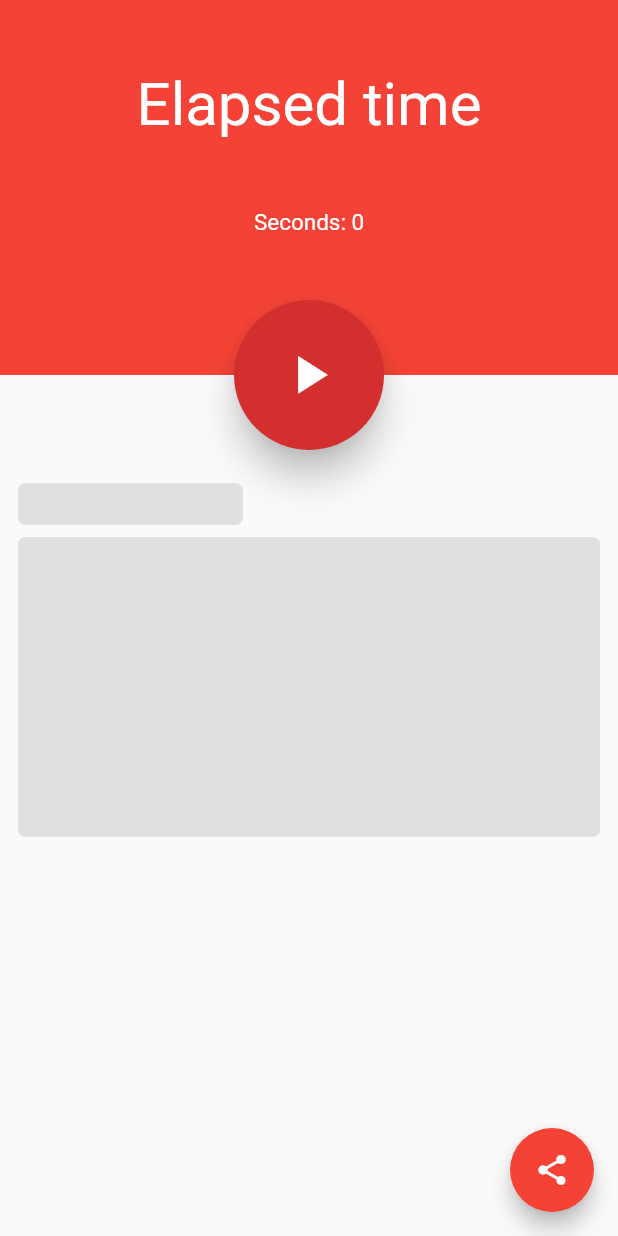
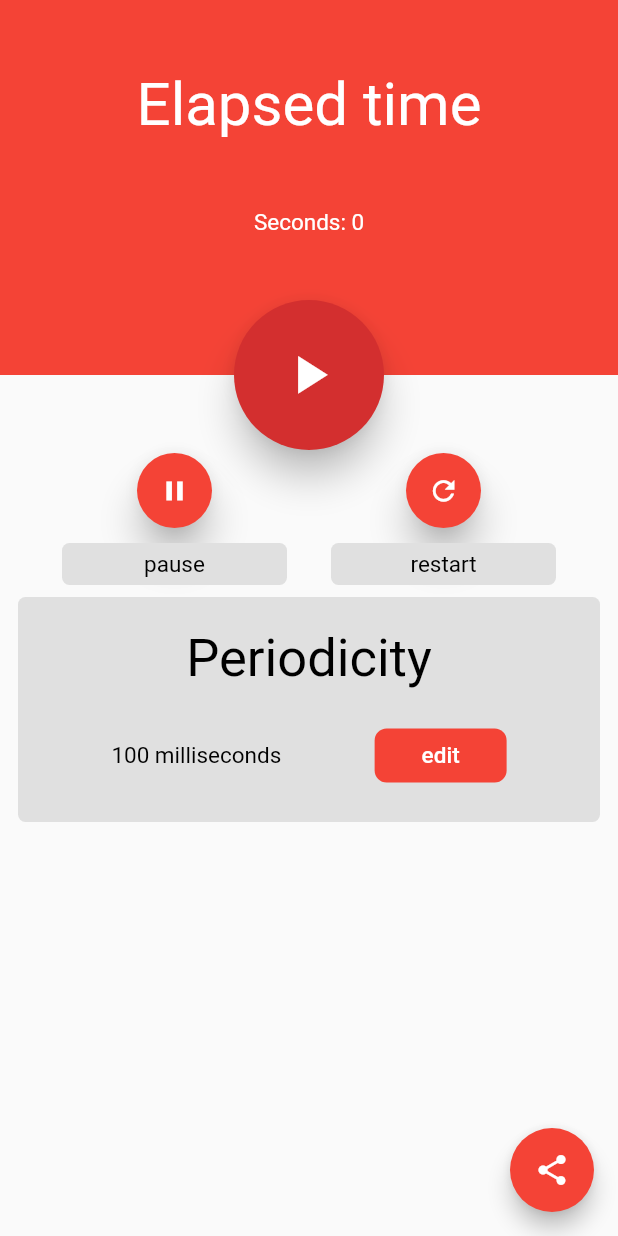
Before and after one commit to Youngermaster/Accelerometer, a Flutter app: the screen it shows after launch, on a phone screen of 412 x 824 dp. Run offline on Flutter 3.47's test engine with Material 2 defaults, Android fonts, the phone set to English and light mode, and no system bars; our stand-ins replace flushbar, sensors; missing offline and left inert: flutter_email_sender.

Commit message:
First iteration finished

```diff
--- a/lib/main.dart
+++ b/lib/main.dart
@@ -1,7 +1,5 @@
 import 'package:accelerometer/pages/home/home_page_animator.dart';
 import 'package:flutter/material.dart';
-import 'package:accelerometer/views/index.dart';
-import 'package:accelerometer/models/storage.dart';
 
 void main() {
   runApp(
@@ -10,7 +8,6 @@ void main() {
       theme: ThemeData(
         primarySwatch: Colors.red,
       ),
-      // home: Index(storage: Storage(), title: 'ACCELEROMETER'),
       home: HomePageAnimator(),
     ),
   );
--- a/lib/pages/home/home_page.dart
+++ b/lib/pages/home/home_page.dart
@@ -1,16 +1,21 @@
 import 'dart:async';
 
+import 'package:flushbar/flushbar.dart';
+import 'package:sensors/sensors.dart';
 import 'package:flutter/material.dart';
+import 'package:flutter/foundation.dart';
+import 'package:accelerometer/models/storage.dart';
+import 'package:flutter_email_sender/flutter_email_sender.dart';
 import 'package:accelerometer/pages/home/home_page_enter_animation.dart';
-import 'package:flutter_email_sender/flutter_email_sender.dart';
-import 'package:sensors/sensors.dart';
 
 class HomePage extends StatefulWidget {
   final HomePageEnterAnimation animation;
+  final Storage storage;
 
   HomePage({
     Key key,
     @required AnimationController controller,
+    @required this.storage,
   })  : animation = HomePageEnterAnimation(controller),
         super(key: key);
 
@@ -20,7 +25,6 @@ class HomePage extends StatefulWidget {
 
 class _HomePageState extends State<HomePage> {
   HomePageEnterAnimation animation;
-  int _counter = 0;
   _HomePageState(this.animation);
   int peridiocity;
   bool isRunning;
@@ -31,7 +35,7 @@ class _HomePageState extends State<HomePage> {
   var stopwatch;
 
   final Email _email = Email(
-    body: 'Accelerometer data',
+    body: 'In this mail I attach the Accelerometer data',
     subject: 'Accelerometer data',
     recipients: [''],
     cc: [''],
@@ -47,7 +51,7 @@ class _HomePageState extends State<HomePage> {
     setState(() {
       isRunning = false;
       stopwatch = new Stopwatch();
-      peridiocity = 1;
+      peridiocity = 100;
     });
   }
 
@@ -65,10 +69,25 @@ class _HomePageState extends State<HomePage> {
           animation: animation.controller,
           builder: (context, child) => _buildAnimation(context, child, size)),
       floatingActionButton: FloatingActionButton(
-        onPressed: () {
-          setState(() {
-            _counter++;
-          });
+        onPressed: () async => {
+          if (!isRunning)
+            {
+              await FlutterEmailSender.send(_email),
+              await widget.storage.flushDocument(),
+            }
+          else
+            {
+              Flushbar(
+                flushbarPosition: FlushbarPosition.TOP,
+                title: "Accelerometer",
+                message: "The accelerometer is running",
+                icon: Icon(
+                  Icons.warning,
+                  color: Colors.red,
+                ),
+                duration: Duration(seconds: 2),
+              )..show(context)
+            }
         },
         tooltip: 'Share',
         child: Icon(Icons.share),
@@ -93,15 +112,43 @@ class _HomePageState extends State<HomePage> {
           padding: const EdgeInsets.all(12),
           child: Column(
             children: <Widget>[
-              SizedBox(height: 60),
-              Opacity(
-                  opacity: animation.titleOpacity.value,
-                  child: placeholderBox(28, 150, Alignment.centerLeft)),
+              SizedBox(height: 40),
+              Row(
+                mainAxisAlignment: MainAxisAlignment.spaceEvenly,
+                children: <Widget>[
+                  Column(
+                    children: <Widget>[
+                      Opacity(
+                        opacity: animation.titleOpacity.value,
+                        child: pauseButton(),
+                      ),
+                      SizedBox(height: 10),
+                      Opacity(
+                          opacity: animation.titleOpacity.value,
+                          child: placeholderBoxTitle(
+                              28, 150, Alignment.centerLeft, "pause")),
+                    ],
+                  ),
+                  Column(
+                    children: <Widget>[
+                      Opacity(
+                        opacity: animation.titleOpacity.value,
+                        child: restartButton(),
+                      ),
+                      SizedBox(height: 10),
+                      Opacity(
+                          opacity: animation.titleOpacity.value,
+                          child: placeholderBoxTitle(
+                              28, 150, Alignment.centerLeft, "restart")),
+                    ],
+                  ),
+                ],
+              ),
               SizedBox(height: 8),
               Opacity(
                   opacity: animation.textOpacity.value,
-                  child: placeholderBox(
-                      200, double.infinity, Alignment.centerLeft)),
+                  child: placeholderBoxText(
+                      150, double.infinity, Alignment.centerLeft)),
             ],
           ),
         ),
@@ -118,7 +165,7 @@ class _HomePageState extends State<HomePage> {
           style: TextStyle(fontSize: 40.0, color: Colors.white),
         ),
         Text(
-          'Seconds: $_counter',
+          'Seconds: ${stopwatch.elapsedMilliseconds ~/ 1000}',
           style: TextStyle(fontSize: 15.0, color: Colors.white),
         ),
         SizedBox(),
@@ -132,7 +179,8 @@ class _HomePageState extends State<HomePage> {
       width: double.infinity,
       color: Colors.red,
       child: Center(
-        child: elapsedTime(),
+        child: Opacity(
+            opacity: animation.titleOpacity.value, child: elapsedTime()),
       ),
     );
   }
@@ -152,7 +200,29 @@ class _HomePageState extends State<HomePage> {
               child: Center(
                 child: Icon(Icons.play_arrow),
               ),
-              onPressed: () {},
+              onPressed: () async {
+                isRunning = true;
+                stopwatch.start();
+                new Timer.periodic(
+                    Duration(milliseconds: peridiocity),
+                    (Timer t) => {
+                          if (isRunning)
+                            {
+                              _useAccelerometer(),
+                              widget.storage.writeAccelerometer(
+                                  '${accelerometerEvent.x},${accelerometerEvent.y},${accelerometerEvent.z},${stopwatch.elapsedMilliseconds}\n')
+                            }
+                          else
+                            t.cancel()
+                        });
+
+                Flushbar(
+                  flushbarPosition: FlushbarPosition.TOP,
+                  title: "Accelerometer",
+                  message: "Accelerometer Started",
+                  duration: Duration(seconds: 2),
+                )..show(context);
+              },
               backgroundColor: Colors.red.shade700,
               elevation: 10.0,
             ),
@@ -162,7 +232,69 @@ class _HomePageState extends State<HomePage> {
     );
   }
 
-  Align placeholderBox(double height, double width, Alignment alignment) {
+  Widget restartButton() {
+    return Container(
+      height: 50.0,
+      width: 50.0,
+      child: FittedBox(
+        child: FloatingActionButton(
+          child: Center(
+            child: Icon(Icons.refresh),
+          ),
+          onPressed: () async {
+            setState(() {
+              stopwatch.stop();
+              stopwatch.reset();
+            });
+            await widget.storage.flushDocument();
+            isRunning = false;
+            accelerometerSubscription.cancel();
+            accelerometerSubscription = null;
+            Flushbar(
+              flushbarPosition: FlushbarPosition.TOP,
+              title: "Accelerometer",
+              message: "Accelerometer Restarted",
+              duration: Duration(seconds: 2),
+            )..show(context);
+          },
+          backgroundColor: Colors.red,
+          elevation: 10.0,
+        ),
+      ),
+    );
+  }
+
+  Widget pauseButton() {
+    return Container(
+      height: 50.0,
+      width: 50.0,
+      child: FittedBox(
+        child: FloatingActionButton(
+          child: Center(
+            child: Icon(Icons.pause),
+          ),
+          onPressed: () async {
+            stopwatch.stop();
+            accelerometerSubscription.pause();
+            isRunning = false;
+            // accelerometerSubscription.cancel();
+            // accelerometerSubscription = null;
+            Flushbar(
+              flushbarPosition: FlushbarPosition.TOP,
+              title: "Accelerometer",
+              message: "Accelerometer Paused",
+              duration: Duration(seconds: 2),
+            )..show(context);
+          },
+          backgroundColor: Colors.red,
+          elevation: 10.0,
+        ),
+      ),
+    );
+  }
+
+  Align placeholderBoxTitle(
+      double height, double width, Alignment alignment, String title) {
     return Align(
       alignment: alignment,
       child: Container(
@@ -172,9 +304,72 @@ class _HomePageState extends State<HomePage> {
           borderRadius: BorderRadius.circular(5),
           color: Colors.grey.shade300,
         ),
+        child: Center(
+            child: Opacity(
+          opacity: animation.textOpacity.value,
+          child: Text(
+            title,
+            style: TextStyle(fontSize: 15.0, color: Colors.black),
+          ),
+        )),
       ),
     );
   }
+
+  Align placeholderBoxText(double height, double width, Alignment alignment) {
+    return Align(
+      alignment: alignment,
+      child: Container(
+        height: height,
+        width: width,
+        decoration: BoxDecoration(
+          borderRadius: BorderRadius.circular(5),
+          color: Colors.grey.shade300,
+        ),
+        child: Center(
+            child: Opacity(
+                opacity: animation.textOpacity.value, child: peridocity())),
+      ),
+    );
+  }
+
+  Widget peridocity() {
+    return Column(
+      mainAxisAlignment: MainAxisAlignment.spaceEvenly,
+      children: <Widget>[
+        Text(
+          "Periodicity",
+          style: TextStyle(fontSize: 35.0, color: Colors.black),
+        ),
+        Row(
+            mainAxisAlignment: MainAxisAlignment.spaceEvenly,
+            children: <Widget>[
+              Text(
+                "$peridiocity milliseconds",
+                style: TextStyle(fontSize: 15.0, color: Colors.black),
+              ),
+              FlatButton(
+                shape: RoundedRectangleBorder(
+                    borderRadius: BorderRadius.circular(8.0)),
+                color: Colors.red,
+                textColor: Colors.white,
+                onPressed: () {
+                  createAlertDialog(context).then((onValue) {
+                    setState(() {
+                      peridiocity = onValue;
+                    });
+                  });
+                },
+                child: Text(
+                  "edit",
+                  style: TextStyle(fontSize: 15.0, color: Colors.white),
+                ),
+              )
+            ]),
+      ],
+    );
+  }
+
   void _useAccelerometer() {
     if (accelerometerSubscription == null) {
       accelerometerSubscription =
@@ -204,8 +399,21 @@ class _HomePageState extends State<HomePage> {
                 elevation: 5.0,
                 child: Text('Submit'),
                 onPressed: () {
-                  Navigator.of(context)
-                      .pop(int.parse(customController.text.toString().trim()));
+                  try {
+                    Navigator.of(context).pop(
+                        int.parse(customController.text.toString().trim()));
+                  } catch (e) {
+                    Flushbar(
+                      flushbarPosition: FlushbarPosition.TOP,
+                      title: "ERROR",
+                      message: "Write just a number",
+                      icon: Icon(
+                        Icons.warning,
+                        color: Colors.red,
+                      ),
+                      duration: Duration(seconds: 2),
+                    )..show(context);
+                  }
                 },
               )
             ],
@@ -213,115 +421,3 @@ class _HomePageState extends State<HomePage> {
         });
   }
 }
-
-// class HomePage extends StatelessWidget {
-//   int _counter = 0;
-
-//   HomePage({
-//     Key key,
-//     @required AnimationController controller,
-//   })  : animation = HomePageEnterAnimation(controller),
-//         super(key: key);
-//   final HomePageEnterAnimation animation;
-
-//   @override
-//   Widget build(BuildContext context) {
-//     final size = MediaQuery.of(context).size;
-//     return Scaffold(
-//       body: AnimatedBuilder(
-//           animation: animation.controller,
-//           builder: (context, child) => _buildAnimation(context, child, size)),
-//       floatingActionButton: FloatingActionButton(
-//         onPressed: () {
-//           _counter++;
-//           print(_counter);
-//         },
-//         tooltip: 'Share',
-//         child: Icon(Icons.share),
-//       ),
-//     );
-//   }
-
-//   Widget _buildAnimation(BuildContext context, Widget child, Size size) {
-//     return Column(
-//       children: <Widget>[
-//         SizedBox(
-//           height: 250,
-//           child: Stack(
-//             overflow: Overflow.visible,
-//             children: <Widget>[
-//               topBar(animation.barHeight.value),
-//               startButton(size, animation.avaterSize.value)
-//             ],
-//           ),
-//         ),
-//         Padding(
-//           padding: const EdgeInsets.all(12),
-//           child: Column(
-//             children: <Widget>[
-//               SizedBox(height: 60),
-//               Opacity(
-//                   opacity: animation.titleOpacity.value,
-//                   child: placeholderBox(28, 150, Alignment.centerLeft)),
-//               SizedBox(height: 8),
-//               Opacity(
-//                   opacity: animation.textOpacity.value,
-//                   child: placeholderBox(
-//                       200, double.infinity, Alignment.centerLeft)),
-//             ],
-//           ),
-//         ),
-//       ],
-//     );
-//   }
-
-//   Container topBar(double height) {
-//     return Container(
-//       height: height,
-//       width: double.infinity,
-//       color: Colors.red,
-//       child: Center(
-//         child: Text("$_counter"),
-//       ),
-//     );
-//   }
-
-//   Positioned startButton(Size size, double animationValue) {
-//     return Positioned(
-//       top: 200,
-//       left: size.width / 2 - 50,
-//       child: Transform(
-//         alignment: Alignment.center,
-//         transform: Matrix4.diagonal3Values(animationValue, animationValue, 1.0),
-//         child: Container(
-//           height: 100,
-//           width: 100,
-//           child: FittedBox(
-//             child: FloatingActionButton(
-//               child: Center(
-//                 child: Icon(Icons.play_arrow),
-//               ),
-//               onPressed: () {},
-//               backgroundColor: Colors.red.shade700,
-//               elevation: 10.0,
-//             ),
-//           ),
-//         ),
-//       ),
-//     );
-//   }
-
-//   Align placeholderBox(double height, double width, Alignment alignment) {
-//     return Align(
-//       alignment: alignment,
-//       child: Container(
-//         height: height,
-//         width: width,
-//         decoration: BoxDecoration(
-//           borderRadius: BorderRadius.circular(5),
-//           color: Colors.grey.shade300,
-//         ),
-//       ),
-//     );
-//   }
-// }
--- a/lib/pages/home/home_page_animator.dart
+++ b/lib/pages/home/home_page_animator.dart
@@ -1,6 +1,7 @@
-import 'package:accelerometer/pages/home/home_page.dart';
 import 'package:flutter/material.dart';
 import 'package:flutter/animation.dart';
+import 'package:accelerometer/models/storage.dart';
+import 'package:accelerometer/pages/home/home_page.dart';
 
 class HomePageAnimator extends StatefulWidget {
   @override
@@ -29,6 +30,7 @@ class _HomePageAnimatorState extends State<HomePageAnimator>
   Widget build(BuildContext context) {
     return HomePage(
       controller: _controller,
+      storage: Storage()
     );
   }
 }
```
Also changed, not shown: lib/views/Index.dart (deleted, +0 -280 lines).
